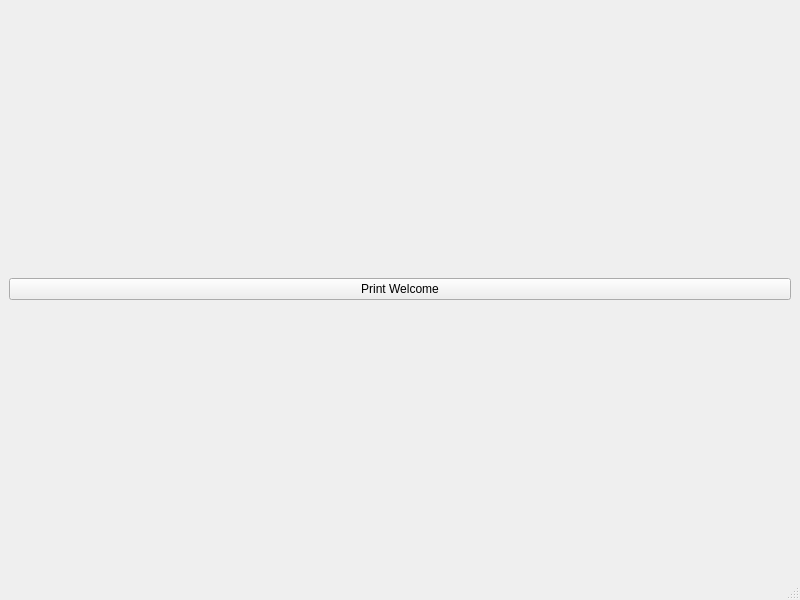
First picture: the form in Zork/zork.ui, repository Metagawa/Zorklike-Game-University-Life, before the edit.
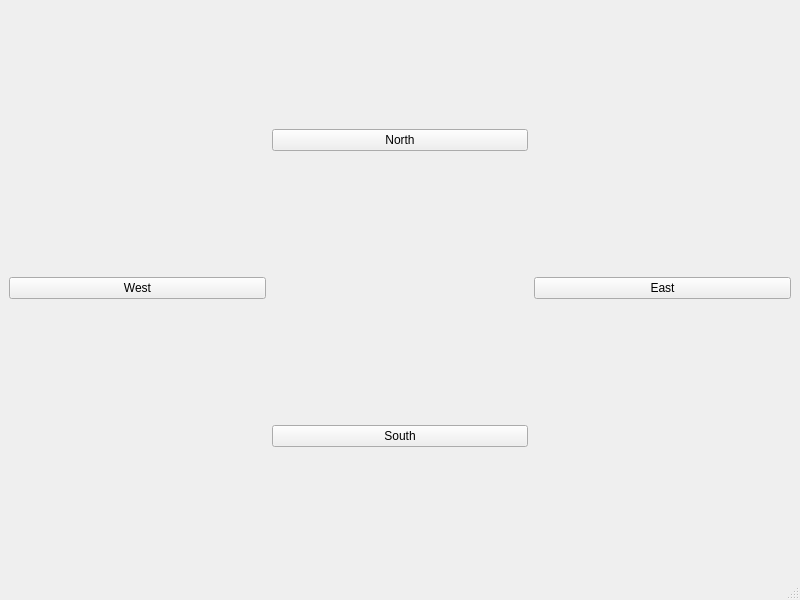
Second picture: the form after the edit.

Commit message: Button Directions Working

```diff
--- a/Zork/zork.ui
+++ b/Zork/zork.ui
@@ -15,10 +15,31 @@
   </property>
   <widget class="QWidget" name="centralwidget">
    <layout class="QGridLayout" name="gridLayout">
-    <item row="0" column="0">
-     <widget class="QPushButton" name="welcomeButton">
+    <item row="1" column="3">
+     <widget class="QPushButton" name="eastButton">
       <property name="text">
-       <string>Print Welcome</string>
+       <string>East</string>
+      </property>
+     </widget>
+    </item>
+    <item row="1" column="1">
+     <widget class="QPushButton" name="westButton">
+      <property name="text">
+       <string>West</string>
+      </property>
+     </widget>
+    </item>
+    <item row="0" column="2">
+     <widget class="QPushButton" name="northButton">
+      <property name="text">
+       <string>North</string>
+      </property>
+     </widget>
+    </item>
+    <item row="2" column="2">
+     <widget class="QPushButton" name="southButton">
+      <property name="text">
+       <string>South</string>
       </property>
      </widget>
     </item>
```
The commit also changes 3 other files.
